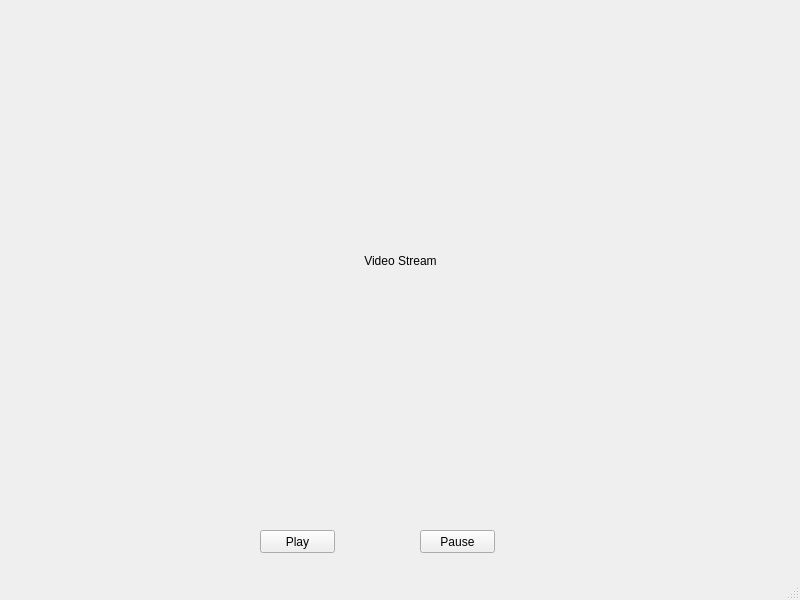
JonathanLTurner03/IcarusEye-v1, file src/ui/main_window.ui: the form before one commit.
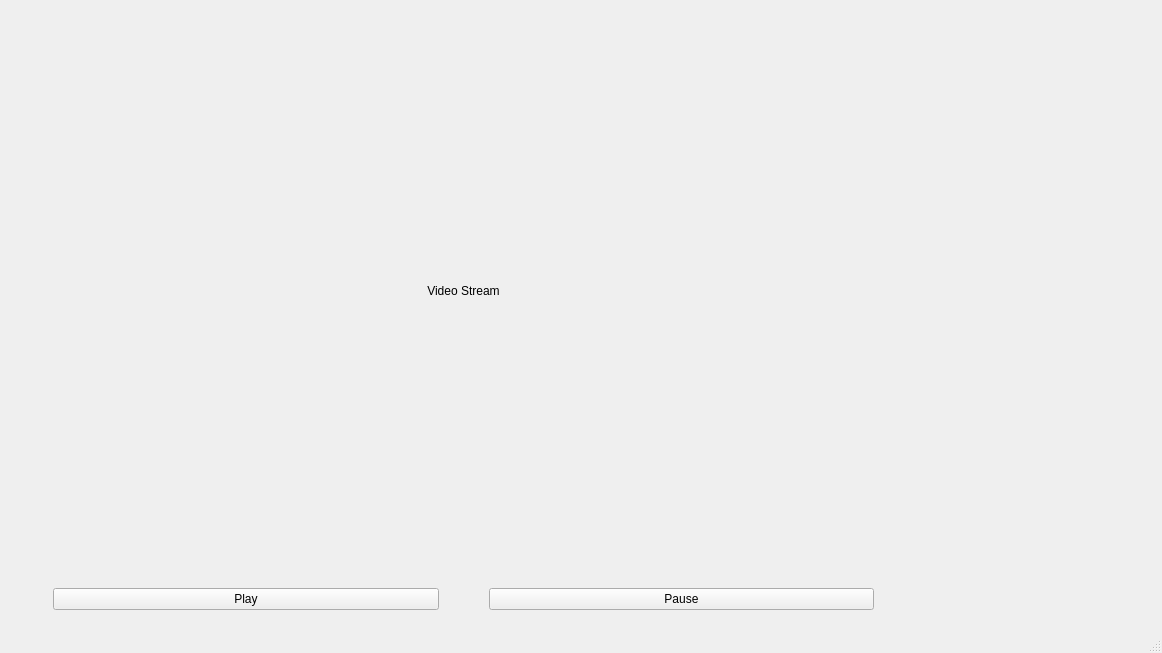
The form after the commit.

Commit message: Added functionality to allow for rescaling image to fit inside label.

The edit to the form file:
```diff
--- a/src/ui/main_window.ui
+++ b/src/ui/main_window.ui
@@ -6,55 +6,76 @@
    <rect>
     <x>0</x>
     <y>0</y>
-    <width>800</width>
-    <height>600</height>
+    <width>1162</width>
+    <height>653</height>
    </rect>
   </property>
   <property name="windowTitle">
    <string>MainWindow</string>
   </property>
   <widget class="QWidget" name="centralwidget">
-   <widget class="QPushButton" name="startButton">
+   <widget class="QWidget" name="horizontalLayoutWidget_2">
     <property name="geometry">
      <rect>
-      <x>260</x>
-      <y>530</y>
-      <width>75</width>
-      <height>23</height>
+      <x>3</x>
+      <y>-1</y>
+      <width>1151</width>
+      <height>611</height>
      </rect>
     </property>
-    <property name="text">
-     <string>Play</string>
-    </property>
-   </widget>
-   <widget class="QPushButton" name="stopButton">
-    <property name="geometry">
-     <rect>
-      <x>420</x>
-      <y>530</y>
-      <width>75</width>
-      <height>23</height>
-     </rect>
-    </property>
-    <property name="text">
-     <string>Pause</string>
-    </property>
-   </widget>
-   <widget class="QLabel" name="videoLabel">
-    <property name="geometry">
-     <rect>
-      <x>10</x>
-      <y>10</y>
-      <width>781</width>
-      <height>501</height>
-     </rect>
-    </property>
-    <property name="text">
-     <string>Video Stream</string>
-    </property>
-    <property name="alignment">
-     <set>Qt::AlignCenter</set>
-    </property>
+    <layout class="QHBoxLayout" name="mainLayout" stretch="80,20">
+     <item>
+      <layout class="QVBoxLayout" name="videoLayout" stretch="400,0">
+       <item>
+        <widget class="QLabel" name="videoLabel">
+         <property name="autoFillBackground">
+          <bool>true</bool>
+         </property>
+         <property name="text">
+          <string>Video Stream</string>
+         </property>
+         <property name="alignment">
+          <set>Qt::AlignCenter</set>
+         </property>
+        </widget>
+       </item>
+       <item>
+        <layout class="QHBoxLayout" name="videoControlsLayout">
+         <property name="spacing">
+          <number>50</number>
+         </property>
+         <property name="leftMargin">
+          <number>50</number>
+         </property>
+         <property name="rightMargin">
+          <number>50</number>
+         </property>
+         <item>
+          <widget class="QPushButton" name="startButton">
+           <property name="text">
+            <string>Play</string>
+           </property>
+          </widget>
+         </item>
+         <item>
+          <widget class="QPushButton" name="stopButton">
+           <property name="text">
+            <string>Pause</string>
+           </property>
+          </widget>
+         </item>
+        </layout>
+       </item>
+      </layout>
+     </item>
+     <item>
+      <layout class="QVBoxLayout" name="config_layout" stretch="">
+       <property name="spacing">
+        <number>0</number>
+       </property>
+      </layout>
+     </item>
+    </layout>
    </widget>
   </widget>
   <widget class="QMenuBar" name="menubar">
```
Left out of the diff: 10 changed lines with no effect on the pictures. The commit also changes 3 other files.
